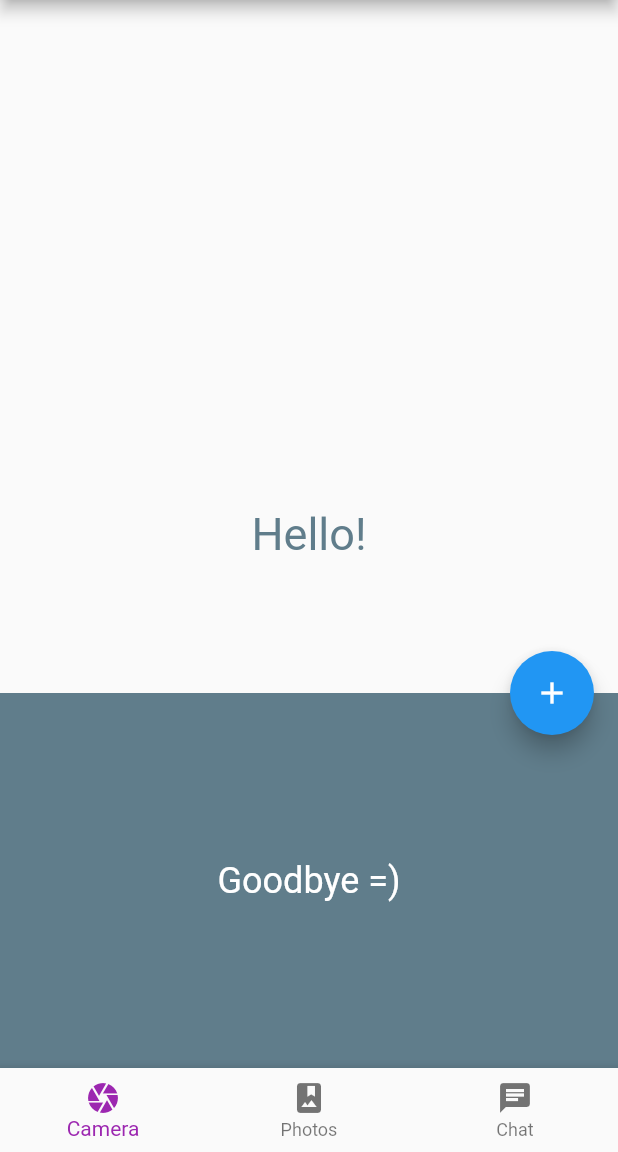
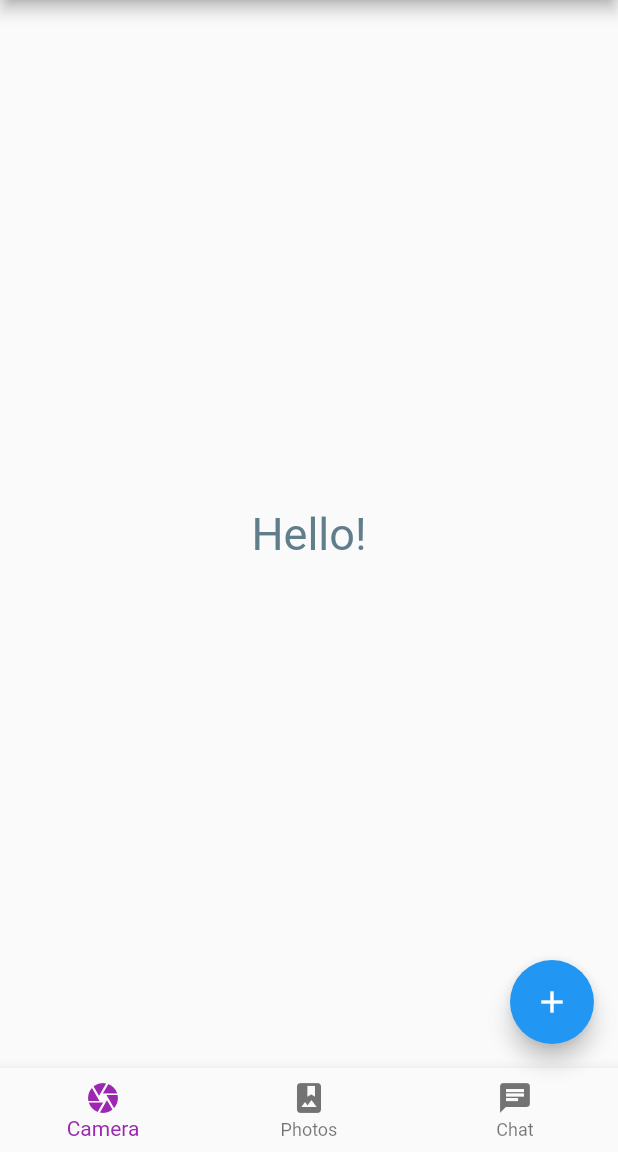
Before and after one commit to BreeZ27/Flutter_hw_5, a Flutter app: the screen it shows after launch, on a phone screen of 412 x 824 dp, the part 84-1236 px from its top. Run offline on Flutter 3.47's test engine with Material 2 defaults, Android fonts, the light colour scheme and no system bars.

Commit message:
Update main.dart

```diff
--- a/flutter_hw_5/lib/main.dart
+++ b/flutter_hw_5/lib/main.dart
@@ -43,7 +43,7 @@ class MyHomePage extends StatefulWidget {
 class _MyHomePageState extends State<MyHomePage> {
   int tabIndex = 0;
   final GlobalKey<ScaffoldState> scaffoldKey = GlobalKey<ScaffoldState>();
-  // PersistentBottomSheetController _controller;
+  // late PersistentBottomSheetController _controller;
 
   // void toggelBottomSheet() {
   //   if (_controller == null) {
@@ -59,13 +59,13 @@ class _MyHomePageState extends State<MyHomePage> {
   // }
 
   // void openDrawer() {
-  //   scaffoldKey.currentState.openEndDrawer();
+  // scaffoldKey.currentState.openDrawer();
   // }
 
   @override
   Widget build(BuildContext context) {
     return Scaffold(
-      // key: scaffoldKey,
+      key: scaffoldKey,
 
       appBar: AppBar(
         title: Text(widget.title),
@@ -180,13 +180,23 @@ class _MyHomePageState extends State<MyHomePage> {
       // ),
 
       floatingActionButton: FloatingActionButton(
-        onPressed: () {}, //toggelBottomSheet,
+        onPressed: () {
+          showModalBottomSheet<void>(
+              context: context,
+              builder: (BuildContext context) {
+                return Container(
+                  height: 300,
+                  color: Colors.amber,
+                );
+              });
+        }, //toggelBottomSheet,
         child: Icon(Icons.add),
       ),
 
       bottomNavigationBar: BottomAppBar(
         child: Container(
           child: BottomNavigationBar(
+              elevation: 0,
               // onTap: (),
               // currentIndex: ,
               selectedItemColor: Colors.purple,
@@ -196,20 +206,21 @@ class _MyHomePageState extends State<MyHomePage> {
         ),
       ),
 
-      bottomSheet: BottomSheet(
-        builder: (context) => Container(
-          color: Colors.blueGrey,
-          height: 250,
-          child: Center(
-            child: Text(
-              'Goodbye =)',
-              style: TextStyle(color: Colors.white, fontSize: 24),
-            ),
-          ),
-        ),
-        onClosing: () {},
-        backgroundColor: Colors.indigo,
-      ),
+      // bottomSheet: BottomSheet(
+      // animationController: bottomController,
+      //   builder: (context) => Container(
+      //     color: Colors.blueGrey,
+      //     height: 250,
+      //     child: Center(
+      //       child: Text(
+      //         'Goodbye =)',
+      //         style: TextStyle(color: Colors.white, fontSize: 24),
+      //       ),
+      //     ),
+      //   ),
+      //   onClosing: () {},
+      //   backgroundColor: Colors.indigo,
+      // ),
     );
   }
 }
```
